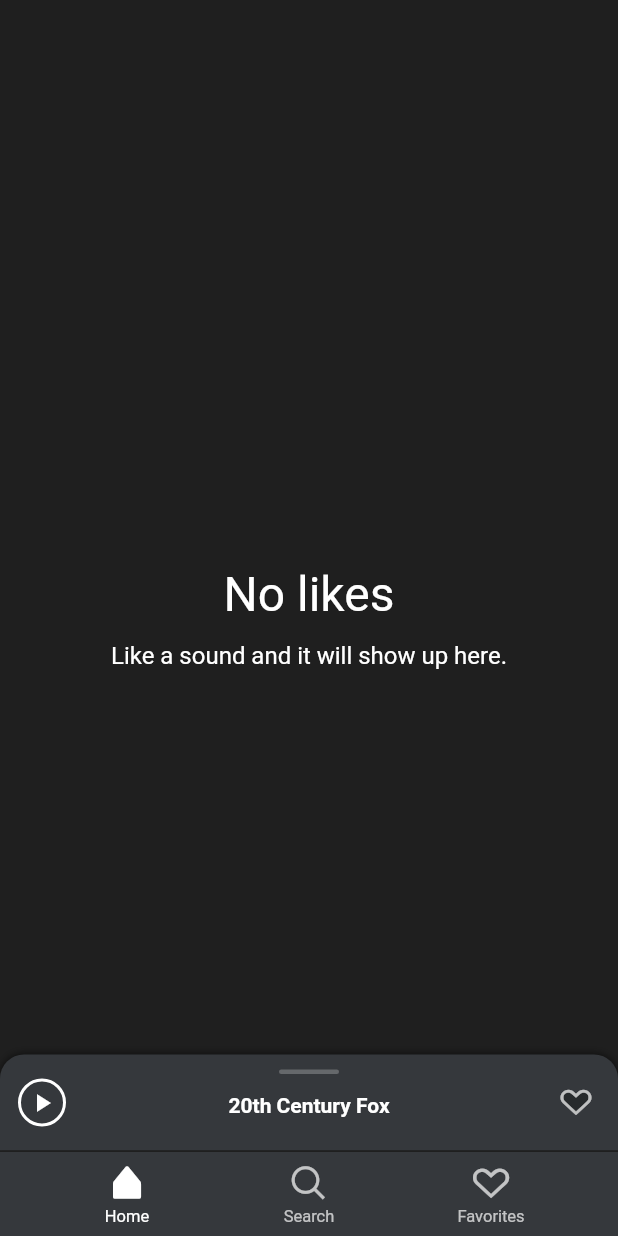
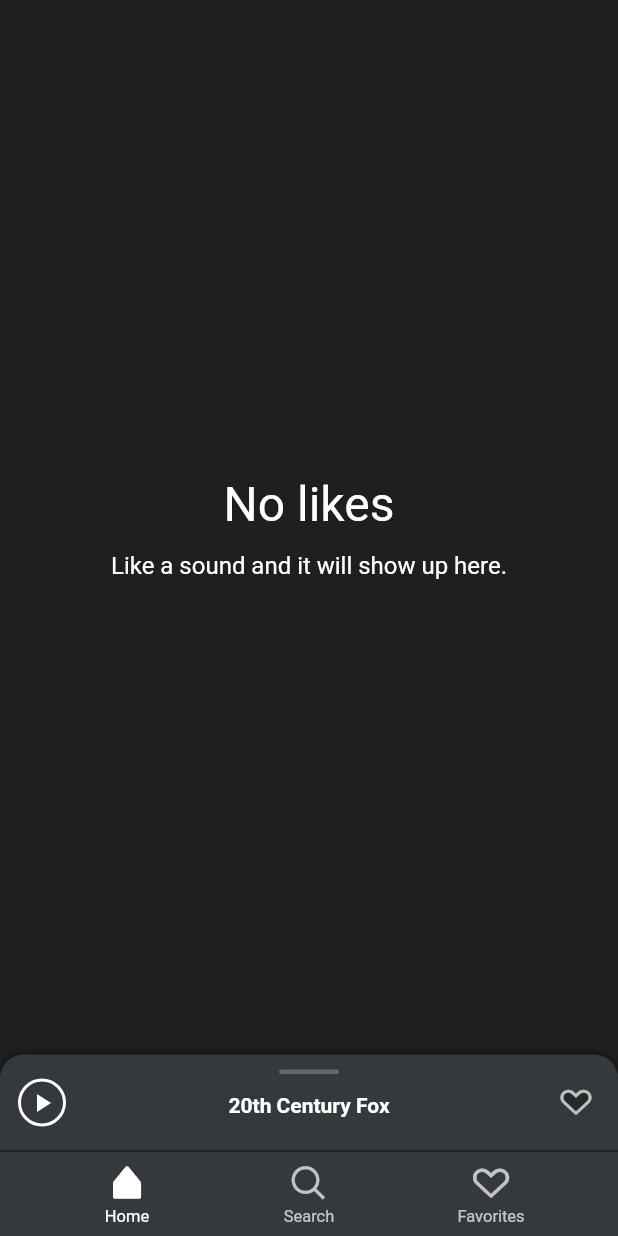
Before and after one commit to LordThami/memart, a Flutter app: the screen it shows after launch, swiped to page 3, on a phone screen of 412 x 824 dp. Run offline on Flutter 3.47's test engine with Material 2 defaults, Android fonts, the phone set to English and light mode, and no system bars; drawn by our look-alikes of sliding_up_panel; our stand-ins replace audioplayers, cloud_firestore, shared_preferences; missing offline and left inert: esys_flutter_share; accounts and stored records are empty.

```diff
--- a/lib/favorites_page.dart
+++ b/lib/favorites_page.dart
@@ -22,9 +22,8 @@ class NoLikesMessage extends StatelessWidget {
 
   @override
   Widget build(BuildContext context) {
-    return Center(
-      child: Padding(
-        padding: const EdgeInsets.symmetric(horizontal: 16.0),
+    return Padding(
+      padding: const EdgeInsets.fromLTRB(16.0, 0.0, 16.0, 120.0),
       child: Column(
         mainAxisAlignment: MainAxisAlignment.center,
         children: <Widget>[
@@ -44,7 +43,6 @@ class NoLikesMessage extends StatelessWidget {
           ),
         ],
       ),
-      ),
     );
   }
 }
--- a/pubspec.yaml
+++ b/pubspec.yaml
@@ -17,6 +17,7 @@ environment:
   sdk: ">=2.1.0 <3.0.0"
 
 dependencies:
+  cloud_firestore: ^0.13.4+1
   flutter:
     sdk: flutter
 
```
Also changed, not shown: lib/search_page.dart (+6 -1 lines), pubspec.lock (deleted), 3 other files. Lines whose indentation alone changed are shown as unchanged.
